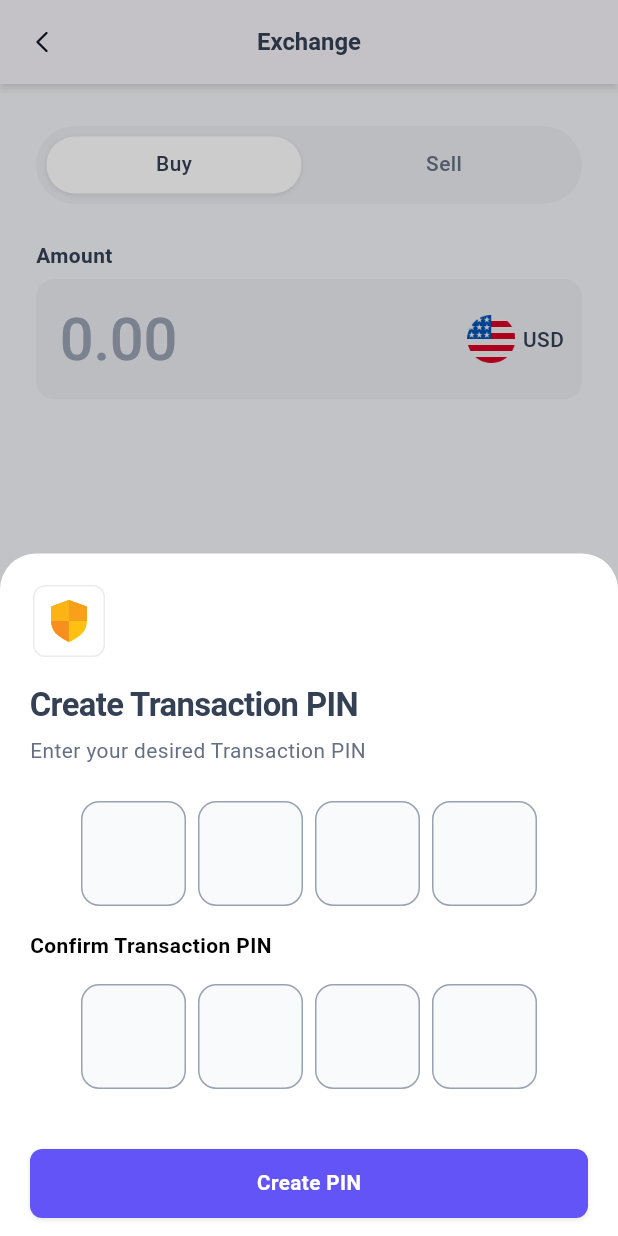
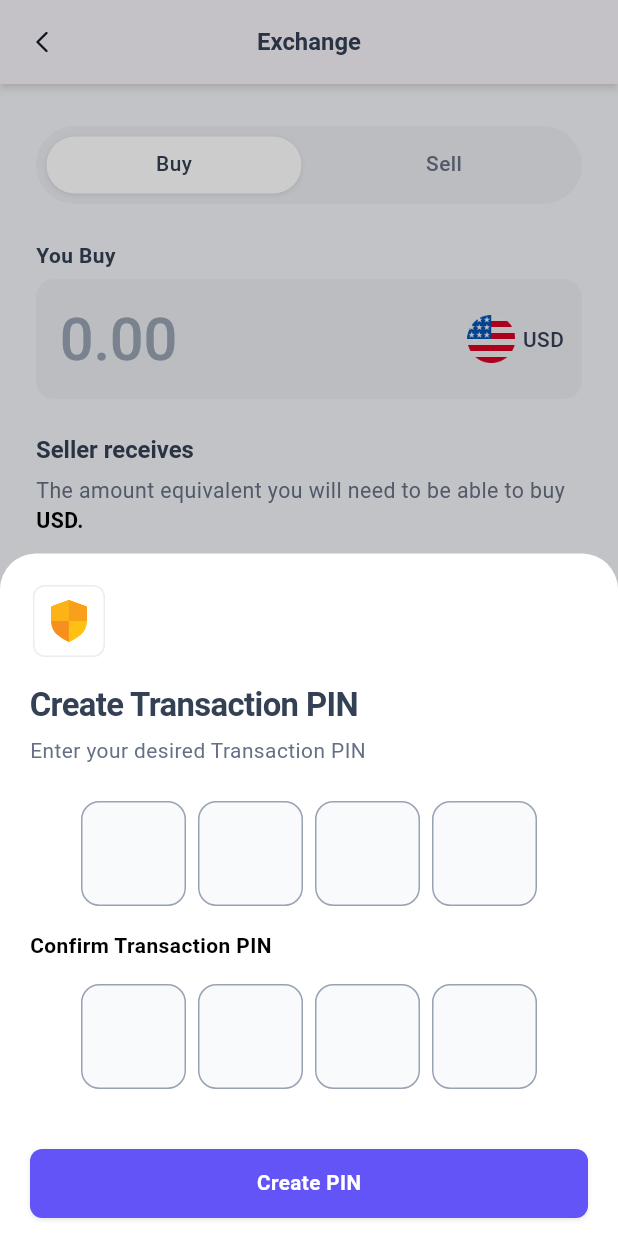
Before and after one commit to maraz-dev/remittance_mobile, a Flutter app: the ExchangeInitialView screen opened by its route, on a phone screen of 412 x 824 dp. Run offline on Flutter 3.47's test engine with Material 3 defaults, Android fonts, the phone set to English and light mode, and no system bars; drawn by our look-alikes of flutter_animate, pinput; our stand-ins replace clock, device_info_plus, dio, file_picker, flutter_screenutil, flutter_secure_storage and 15 more; missing offline and left inert: curl_logger_dio_interceptor, dio_cache_interceptor, dio_cache_interceptor_hive_store, flutter_skeleton_ui, local_auth_android, local_auth_darwin and 1 more; accounts and stored records are empty; network calls fail; Roboto replaces fonts that are missing (SFPro).

Commit message:
feat:  exchange

```diff
--- /dev/null
+++ b/lib/view/features/home/account-view/exchange/exchange_buy_option_view.dart
@@ -0,0 +1,64 @@
+import 'package:flutter/material.dart';
+import 'package:flutter_animate/flutter_animate.dart';
+import 'package:remittance_mobile/view/theme/app_colors.dart';
+import 'package:remittance_mobile/view/utils/buttons.dart';
+import 'package:remittance_mobile/view/utils/extensions.dart';
+import 'package:remittance_mobile/view/widgets/amount_input.dart';
+import 'package:remittance_mobile/view/widgets/bottom_nav_bar_widget.dart';
+import 'package:remittance_mobile/view/widgets/richtext_widget.dart';
+import 'package:remittance_mobile/view/widgets/section_header.dart';
+
+class ExchangeBuyOptionView extends StatefulWidget {
+  const ExchangeBuyOptionView({super.key});
+
+  @override
+  State<ExchangeBuyOptionView> createState() => _ExchangeBuyOptionViewState();
+}
+
+class _ExchangeBuyOptionViewState extends State<ExchangeBuyOptionView> {
+  // Text Editing Controllers
+  final TextEditingController _amount = TextEditingController();
+
+  @override
+  void dispose() {
+    _amount.dispose();
+    super.dispose();
+  }
+
+  @override
+  Widget build(BuildContext context) {
+    return Scaffold(
+      body: Column(
+        crossAxisAlignment: CrossAxisAlignment.start,
+        children: [
+          AmountInput(
+            controller: _amount,
+            header: 'You Buy',
+          ),
+          24.0.height,
+
+          // Seller's Amount
+          const SectionHeader(text: 'Seller receives'),
+          8.0.height,
+          RichTextWidget(
+            text: 'The amount equivalent you will need to be able to buy ',
+            hyperlink: '${_amount.text} USD.',
+            hyperlinkColor: AppColors.kBlackColor,
+          )
+        ],
+      ),
+      bottomNavigationBar: BottomNavBarWidget(
+        children: [
+          MainButton(
+            text: 'Next',
+            onPressed: () {},
+          )
+              .animate()
+              .fadeIn(begin: 0, delay: 1000.ms)
+              // .then(delay: 200.ms)
+              .slideY(begin: .1, end: 0),
+        ],
+      ),
+    );
+  }
+}
--- a/lib/view/features/home/account-view/exchange/exchange_initial_view.dart
+++ b/lib/view/features/home/account-view/exchange/exchange_initial_view.dart
@@ -1,8 +1,8 @@
 import 'package:flutter/material.dart';
-import 'package:flutter/widgets.dart';
+import 'package:remittance_mobile/view/features/home/account-view/exchange/exchange_buy_option_view.dart';
+import 'package:remittance_mobile/view/features/home/account-view/exchange/exchange_sell_option_view.dart';
 import 'package:remittance_mobile/view/features/home/account-view/withdraw/withdrawal-sheet/custom_tab_bar.dart';
 import 'package:remittance_mobile/view/utils/extensions.dart';
-import 'package:remittance_mobile/view/widgets/amount_input.dart';
 import 'package:remittance_mobile/view/widgets/inner_app_bar.dart';
 import 'package:remittance_mobile/view/widgets/scaffold_body.dart';
 
@@ -17,8 +17,6 @@ class ExchangeInitialView extends StatefulWidget {
 class _ExchangeInitialViewState extends State<ExchangeInitialView>
     with SingleTickerProviderStateMixin {
   late final TabController _tabController;
-  // Text Editing Controllers
-  final TextEditingController _amount = TextEditingController();
 
   @override
   void initState() {
@@ -29,7 +27,6 @@ class _ExchangeInitialViewState extends State<ExchangeInitialView>
   @override
   void dispose() {
     _tabController.dispose();
-    _amount.dispose();
     super.dispose();
   }
 
@@ -56,23 +53,16 @@ class _ExchangeInitialViewState extends State<ExchangeInitialView>
             Expanded(
               child: TabBarView(
                 controller: _tabController,
-              children: [
-                Column(
-                  children: [
-                    AmountInput(
-                      controller: _amount,
-                      header: 'Amount',
-                    )
-                  ],
-                ),
-                const Center(
-                  child: Text('Sell'),
-                )
+                physics: const NeverScrollableScrollPhysics(),
+                children: const [
+                  ExchangeBuyOptionView(),
+                  ExchangeSellOptionView(),
                 ],
               ),
             )
           ],
-      )),
+        ),
+      ),
     );
   }
 }
```
Also changed, not shown: lib/view/features/home/account-view/exchange/exchange_sell_option_view.dart (added, +34 -0 lines). Lines whose indentation alone changed are shown as unchanged.
